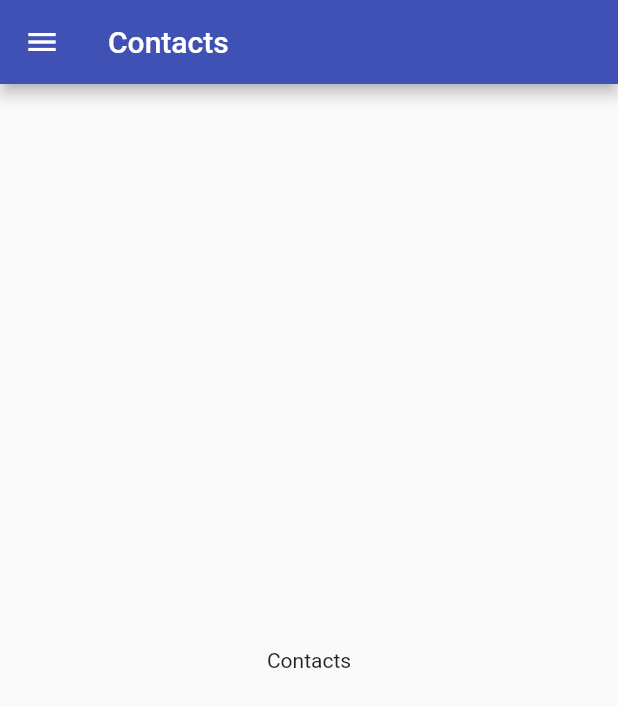
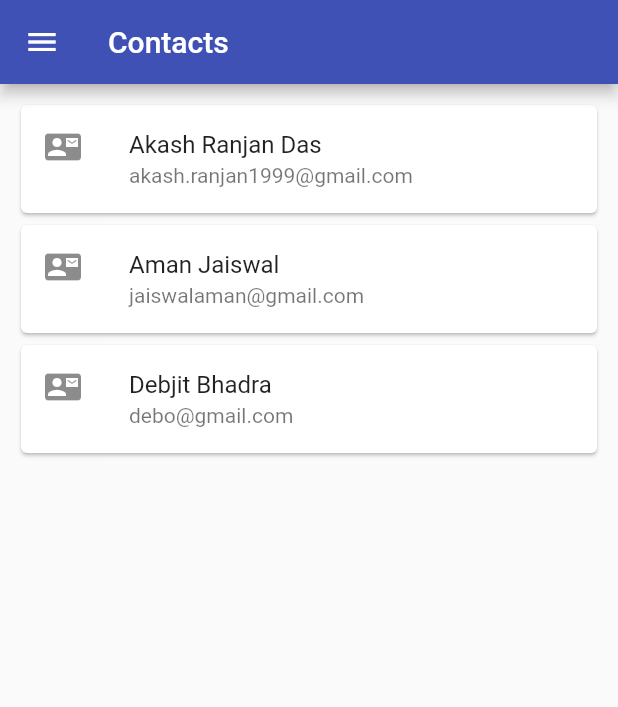
Before and after one commit to akashdecoder/FlutterDrawerProject, a Flutter app: the ContactsPage screen opened by its route, on a phone screen of 412 x 824 dp. Shown: the top 707 px of the screen. Run offline on Flutter 3.47's test engine with Material 2 defaults, Android fonts, the phone set to English and light mode, and no system bars.

Commit message:
Implemented card in the contacts section

```diff
--- a/lib/module/contacts/contacts.dart
+++ b/lib/module/contacts/contacts.dart
@@ -10,8 +10,46 @@ class ContactsPage extends StatelessWidget {
         title: Text('Contacts'),
       ),
       drawer: AppDrawer(),
-      body: Center(
-          child: Text('Contacts')
+      body: Container(
+        padding: EdgeInsets.all(10),
+        child: ListView(children: <Widget>[
+          Card(
+            child: Column(
+              mainAxisSize: MainAxisSize.min,
+              children: <Widget>[
+                const ListTile(
+                  leading: Icon(Icons.contact_mail),
+                  title: Text('Akash Ranjan Das'),
+                  subtitle: Text('akash.ranjan1999@gmail.com'),
+                ),
+              ],
+            ),
+          ),
+          Card(
+            child: Column(
+              mainAxisSize: MainAxisSize.min,
+              children: <Widget>[
+                const ListTile(
+                  leading: Icon(Icons.contact_mail),
+                  title: Text('Aman Jaiswal'),
+                  subtitle: Text('jaiswalaman@gmail.com'),
+                ),
+              ],
+            ),
+          ),
+          Card(
+            child: Column(
+              mainAxisSize: MainAxisSize.min,
+              children: <Widget>[
+                const ListTile(
+                  leading: Icon(Icons.contact_mail),
+                  title: Text('Debjit Bhadra'),
+                  subtitle: Text('debo@gmail.com'),
+                ),
+              ],
+            ),
+          ),
+        ],),
       ),
     );
   }
--- a/lib/widget/drawer.dart
+++ b/lib/widget/drawer.dart
@@ -34,19 +34,19 @@ Widget _createHeader() {
   return DrawerHeader(
     margin: EdgeInsets.zero,
     padding: EdgeInsets.zero,
-    decoration: BoxDecoration(
-      image: DecorationImage(
-          fit: BoxFit.fill,
-          image: AssetImage('D:/security.jpg')
-      ),
-    ),
+    // decoration: BoxDecoration(
+    //   image: DecorationImage(
+    //       fit: BoxFit.fill,
+    //       image: AssetImage('D:/security.jpg')
+    //   ),
+    // ),
     child: Stack(
       children: <Widget>[
         Positioned(
           bottom: 12.0,
           left: 16.0,
           child: Text('Dynamics',style: TextStyle(
-              color: Colors.white,
+              color: Colors.black,
               fontSize: 20.0,
               fontWeight: FontWeight.w500
           ),
```
